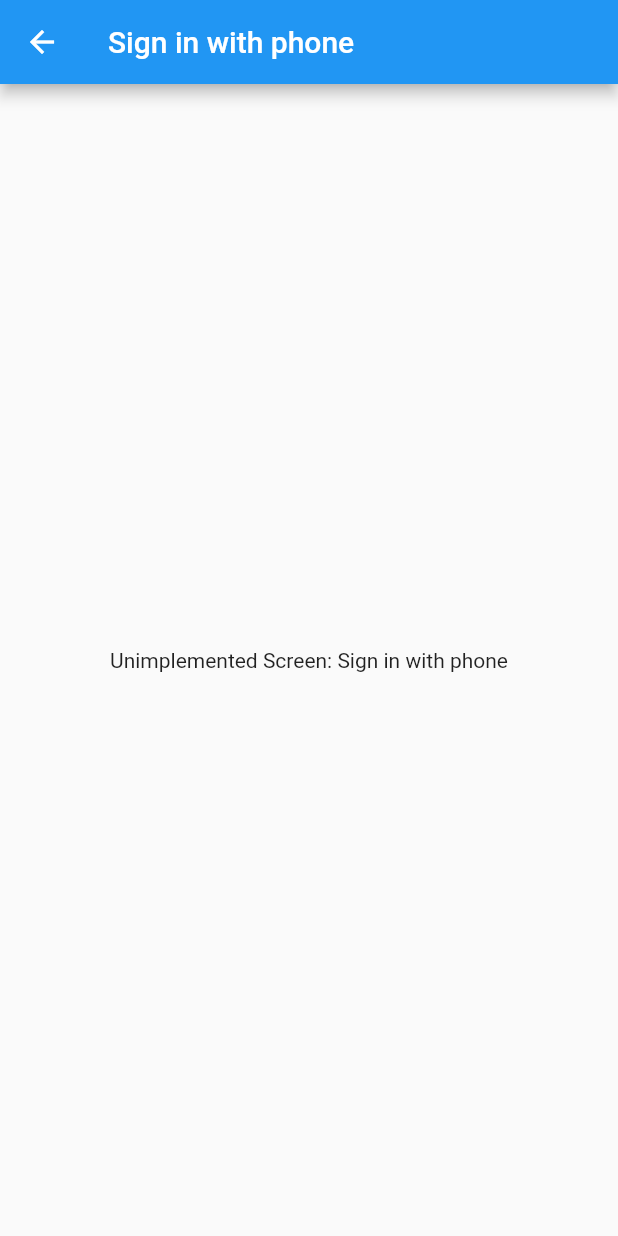
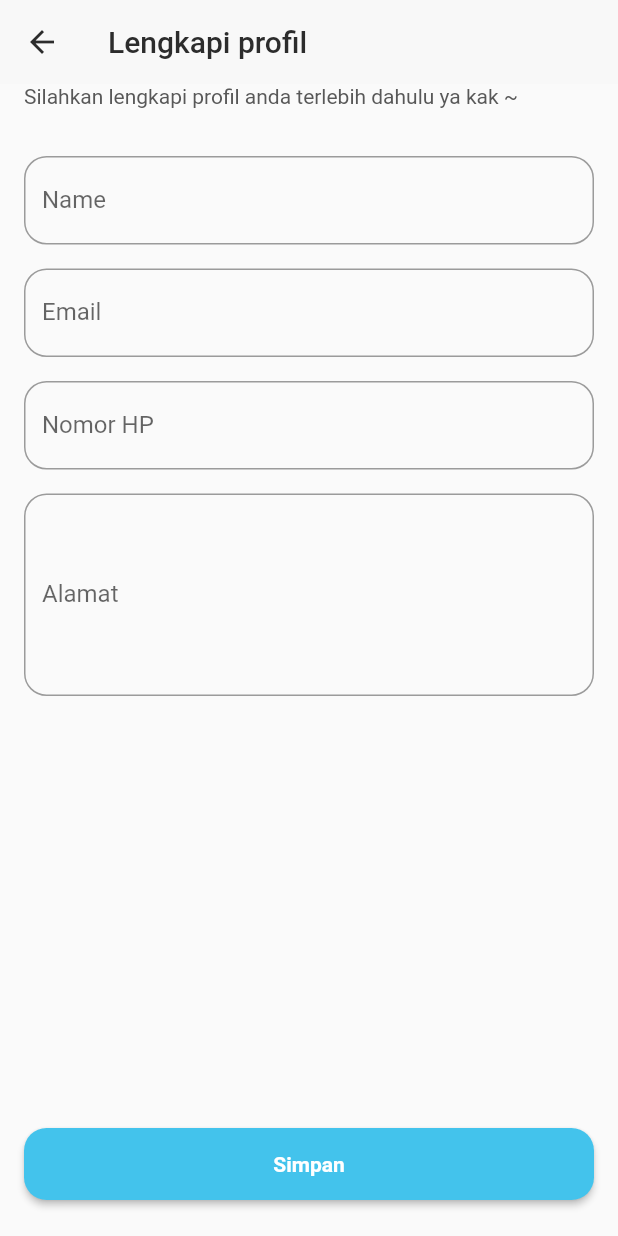
Before and after one commit to dimassdoubles/kang-cuci, a Flutter app: the LoginScreen screen opened by its route, after a tap on "Selanjutnya", on a phone screen of 412 x 824 dp. Run offline on Flutter 3.47's test engine with Material 2 defaults, Android fonts, the phone set to English and light mode, and no system bars; our stand-ins replace auto_route, bloc, cloud_firestore, equatable, firebase_auth, firebase_core and 6 more; accounts and stored records are empty.

Commit message:
style - profile : tampilan halaman lengkapi profil

```diff
--- a/lib/features/auth/presentation/screens/login_screen.dart
+++ b/lib/features/auth/presentation/screens/login_screen.dart
@@ -34,11 +34,13 @@ class LoginScreen extends StatelessWidget {
             Gaps.vLarge,
             ElevatedButton(
               onPressed: () {
-                context.router
-                    .push(UnimplementedRoute(title: "Sign in with phone"));
+                context.router.push(const CompleteProfileRoute());
               },
               style: ElevatedButton.styleFrom(
                 padding: AppPaddings.allMedium,
+                shape: const RoundedRectangleBorder(
+                  borderRadius: AppBorderRadius.medium,
+                ),
                 elevation: 0,
                 backgroundColor: AppColors.primary,
               ),
@@ -52,7 +54,21 @@ class LoginScreen extends StatelessWidget {
               )),
             ),
             Gaps.vLarge,
-            const Divider(),
+            Gaps.vMedium,
+            const Row(
+              children: [
+                Expanded(child: Divider()),
+                Padding(
+                  padding: AppPaddings.hMedium,
+                  child: Text(
+                    "Masuk dengan metode lain",
+                    style: TextStyle(fontSize: 12, color: AppColors.neutral700),
+                  ),
+                ),
+                Expanded(child: Divider()),
+              ],
+            ),
+            Gaps.vMedium,
             Gaps.vLarge,
             SignInWithGoogleButton()
           ],
--- a/lib/features/auth/presentation/widgets/sign_in_with_google_button.dart
+++ b/lib/features/auth/presentation/widgets/sign_in_with_google_button.dart
@@ -27,6 +27,9 @@ class SignInWithGoogleButton extends StatelessWidget {
           _authBloc.add(SignInWithGoogle());
         },
         style: OutlinedButton.styleFrom(
+            shape: const RoundedRectangleBorder(
+              borderRadius: AppBorderRadius.medium,
+            ),
             padding: AppPaddings.allMedium,
             foregroundColor: AppColors.primary,
             side: const BorderSide(color: AppColors.primary)),
--- /dev/null
+++ b/lib/features/profile/const/const.dart
@@ -0,0 +1 @@
+export 'text_field_const.dart';
--- /dev/null
+++ b/lib/features/profile/const/text_field_const.dart
@@ -0,0 +1,12 @@
+import 'package:flutter/material.dart';
+import 'package:kang_cuci/ui_kit/ui_kit.dart';
+
+class TextFieldConst {
+  TextFieldConst._();
+
+  static const inputDecoration = InputDecoration(
+    border: OutlineInputBorder(
+      borderRadius: AppBorderRadius.medium,
+    ),
+  );
+}
--- /dev/null
+++ b/lib/features/profile/presentation/presentation.dart
@@ -0,0 +1 @@
+export 'screens/screens.dart';
--- /dev/null
+++ b/lib/features/profile/presentation/screens/complete_profile_screen.dart
@@ -0,0 +1,81 @@
+import 'package:auto_route/auto_route.dart';
+import 'package:flutter/material.dart';
+import 'package:kang_cuci/features/profile/profile.dart';
+import 'package:kang_cuci/ui_kit/ui_kit.dart';
+
+@RoutePage()
+class CompleteProfileScreen extends StatelessWidget {
+  const CompleteProfileScreen({super.key});
+
+  @override
+  Widget build(BuildContext context) {
+    return Scaffold(
+        appBar: AppBar(
+          title: const Text("Lengkapi profil"),
+          foregroundColor: AppColors.neutral900,
+          backgroundColor: AppColors.neutral100,
+          elevation: 0,
+        ),
+        body: Padding(
+          padding: AppPaddings.hMedium,
+          child: Column(
+            children: [
+              Expanded(
+                child: Column(
+                  crossAxisAlignment: CrossAxisAlignment.start,
+                  children: [
+                    const Text(
+                      "Silahkan lengkapi profil anda terlebih dahulu ya kak ~",
+                      style: TextStyle(
+                        color: AppColors.neutral800,
+                      ),
+                    ),
+                    Gaps.vLarge,
+                    Gaps.vLarge,
+                    TextFormField(
+                      decoration: TextFieldConst.inputDecoration
+                          .copyWith(labelText: "Name"),
+                    ),
+                    Gaps.vLarge,
+                    TextFormField(
+                      decoration: TextFieldConst.inputDecoration
+                          .copyWith(labelText: "Email"),
+                    ),
+                    Gaps.vLarge,
+                    TextFormField(
+                      decoration: TextFieldConst.inputDecoration
+                          .copyWith(labelText: "Nomor HP"),
+                    ),
+                    Gaps.vLarge,
+                    TextFormField(
+                      maxLines: 5,
+                      decoration: TextFieldConst.inputDecoration
+                          .copyWith(labelText: "Alamat"),
+                    ),
+                  ],
+                ),
+              ),
+              Padding(
+                padding: AppPaddings.vMedium,
+                child: ElevatedButton(
+                  onPressed: () {},
+                  style: ElevatedButton.styleFrom(
+                    padding: AppPaddings.allMedium,
+                    backgroundColor: AppColors.primary,
+                    shape: const RoundedRectangleBorder(
+                      borderRadius: AppBorderRadius.medium,
+                    ),
+                  ),
+                  child: const Center(
+                      child: Text(
+                    "Simpan",
+                    style: TextStyle(fontWeight: FontWeight.bold),
+                  )),
+                ),
+              ),
+              Gaps.vMedium,
+            ],
+          ),
+        ));
+  }
+}
--- /dev/null
+++ b/lib/features/profile/presentation/screens/screens.dart
@@ -0,0 +1 @@
+export 'complete_profile_screen.dart';
--- /dev/null
+++ b/lib/features/profile/profile.dart
@@ -0,0 +1,2 @@
+export 'const/const.dart';
+export 'presentation/presentation.dart';
--- a/lib/router/app_router.dart
+++ b/lib/router/app_router.dart
@@ -1,6 +1,7 @@
 import 'package:kang_cuci/features/auth/auth.dart';
 import 'package:kang_cuci/features/home/home.dart';
 import 'package:kang_cuci/features/product/product.dart';
+import 'package:kang_cuci/features/profile/profile.dart';
 import 'package:kang_cuci/features/unimplemented_screen.dart';
 import 'package:auto_route/auto_route.dart';
 import 'package:flutter/material.dart';
@@ -15,6 +16,7 @@ class AppRouter extends _$AppRouter {
           page: HomeRoute.page,
           initial: true,
         ),
+        AutoRoute(page: CompleteProfileRoute.page),
         AutoRoute(page: LoginRoute.page),
         AutoRoute(page: SelectProductRoute.page),
         AutoRoute(page: UnimplementedRoute.page),
```
Also changed, not shown: lib/router/app_router.gr.dart.
